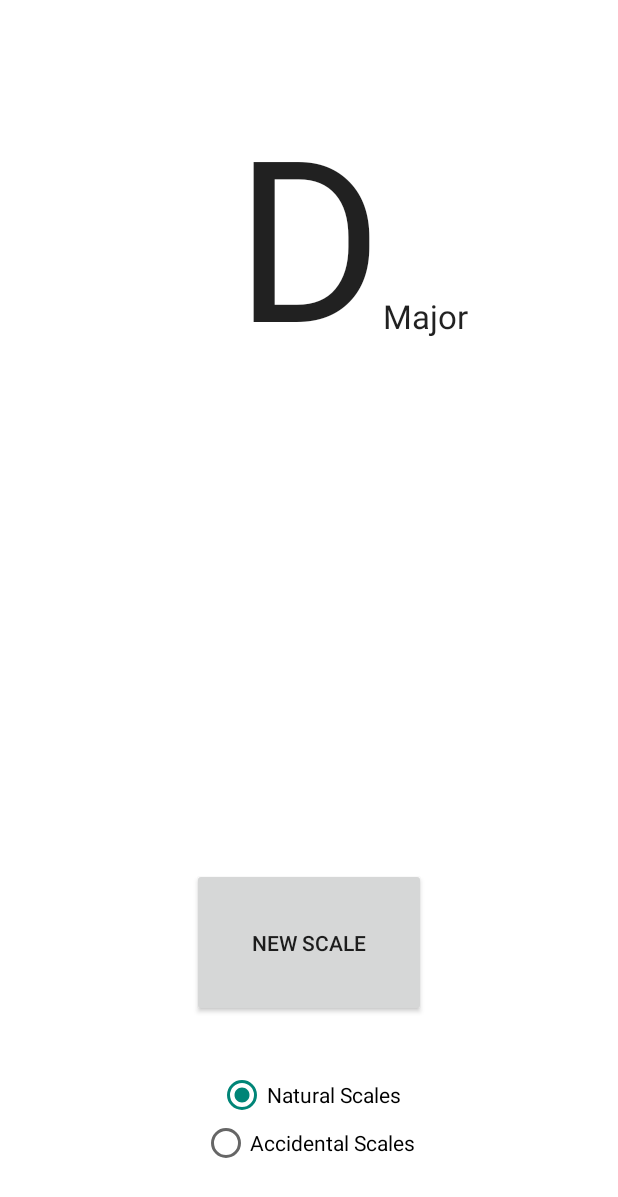
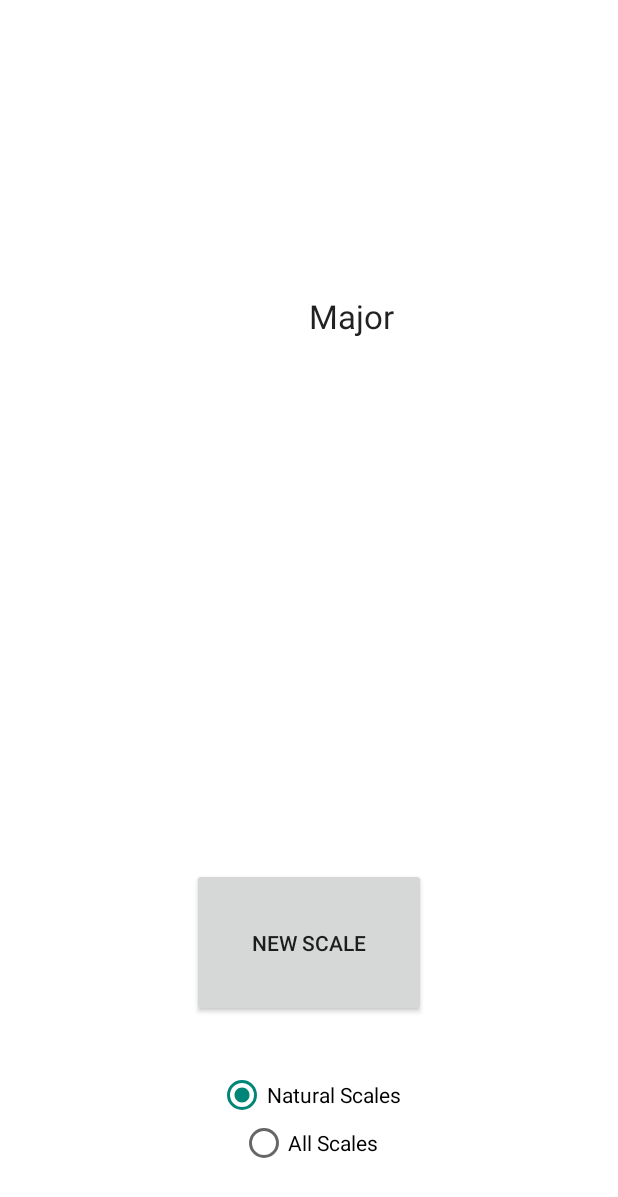
Before and after one commit to JDGale8/ScalesPractice, an Android app: the screen it shows after launch (MainActivity), after a tap on "NEW SCALE", on a phone screen of 412 x 824 dp. Shown: the top 1197 px of the screen. Run offline under Robolectric (Android 15) with nearby library versions, the phone set to English and light mode, and no system bars.

Commit message:
Can choose between all scales or just natural scales

```diff
--- a/app/src/main/java/dallas/scalespractice/MainActivity.java
+++ b/app/src/main/java/dallas/scalespractice/MainActivity.java
@@ -1,19 +1,22 @@
 package dallas.scalespractice;
 
-import android.bluetooth.BluetoothClass;
 import android.support.v7.app.AppCompatActivity;
 import android.os.Bundle;
+import android.util.Log;
 import android.view.View;
 import android.widget.Button;
+import android.widget.RadioGroup;
 import android.widget.TextView;
 
 public class MainActivity extends AppCompatActivity {
+
+    private static final String TAG = MainActivity.class.getSimpleName();
 
     private static final String KEY_SCALE = "KEY_SCALE";
     private TextView mScaleText;
     private Button mScaleBtn;
     private MajorScalesPractice mMajorScales = new MajorScalesPractice();
-
+    private RadioGroup mScaleTypeRadio;
 
     @Override
     protected void onCreate(Bundle savedInstanceState) {
@@ -22,14 +25,29 @@ public class MainActivity extends AppCompatActivity {
 
         mScaleBtn =  (Button) findViewById(R.id.newScaleBtn);
         mScaleText = (TextView) findViewById(R.id.scaleText);
+        mScaleTypeRadio = (RadioGroup) findViewById(R.id.scaleRadioGroup);
 
         View.OnClickListener listener = new View.OnClickListener() {
             @Override
             public void onClick(View v) {
                 // when the button is clicked, it needs to update mScaleText with a new scale
                 String scale = "";
-                //randomly select a scale
-                scale = MajorScalesPractice.getSimpleMScale();
+                //randomly select either a natural or accidental scale depending on the radio button
+                scale = "";
+
+                Log.d(TAG, "int value of radio button is:" +scale);
+
+                int selScaleType = mScaleTypeRadio.getCheckedRadioButtonId();
+
+                int naturalScaleId = 2131492948;
+                int allScaleId = 2131492949;
+
+                if (selScaleType == naturalScaleId) {
+                    scale = MajorScalesPractice.getSimpleMScale();
+                }
+                else if (selScaleType==allScaleId){
+                    scale = MajorScalesPractice.getFullMScale();
+                }
 
                 //update the scale
                 mScaleText.setText(scale);
--- a/app/src/main/res/layout/activity_main.xml
+++ b/app/src/main/res/layout/activity_main.xml
@@ -46,6 +46,7 @@
 
 
     <RadioGroup
+        android:id="@+id/scaleRadioGroup"
         android:layout_width="match_parent"
         android:layout_height="wrap_content"
         android:layout_alignParentBottom="true"
@@ -65,7 +66,7 @@
         <RadioButton
             android:layout_width="wrap_content"
             android:layout_height="wrap_content"
-            android:text="@string/accidentalScaleRadio"
+            android:text="@string/allScaleRadio"
             android:id="@+id/radioAccidentalScales"
             android:checked="false"
             android:layout_gravity="center"/>
--- a/app/src/main/res/values/strings.xml
+++ b/app/src/main/res/values/strings.xml
@@ -1,5 +1,5 @@
 <resources>
     <string name="app_name">Scales Practice</string>
-    <string name="accidentalScaleRadio">Accidental Scales</string>
+    <string name="allScaleRadio">All Scales</string>
     <string name="naturalScaleRadio">Natural Scales</string>
 </resources>
```
